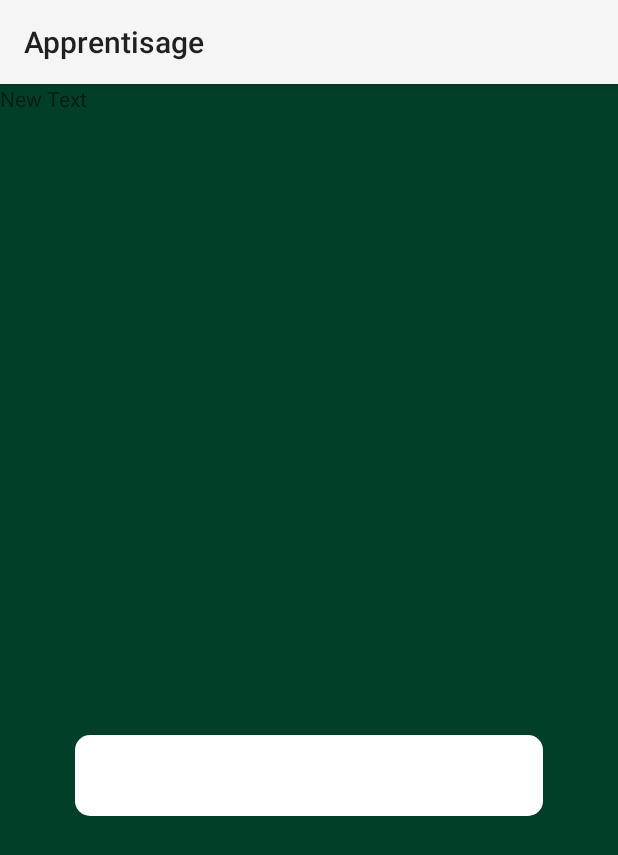
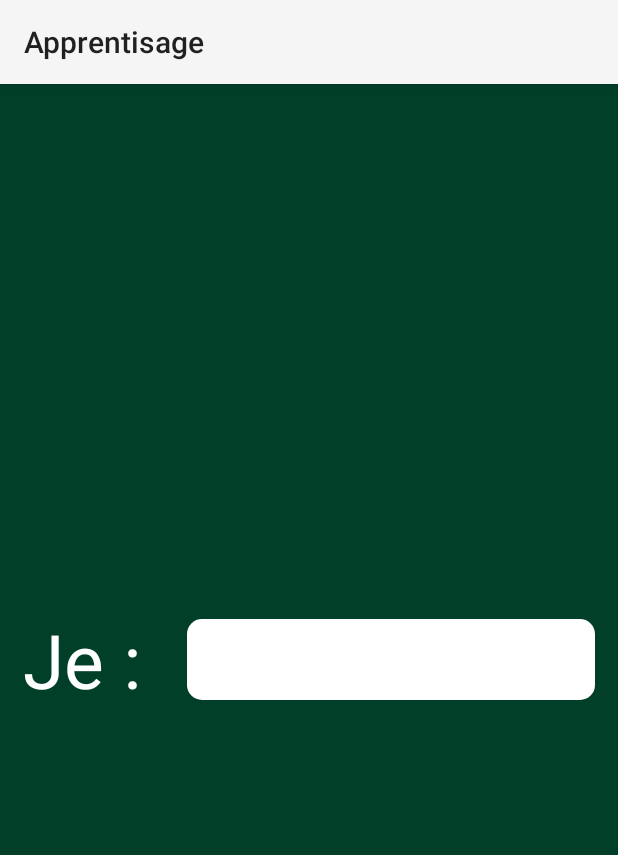
Before and after one commit to nFonsat/Apprenti-Sage, an Android app: the fragment AudioFragment shown on its own in the app's theme, on a phone screen of 412 x 824 dp. Shown: the top 855 px of the screen. Run offline under Robolectric (Android 15) with nearby library versions, the phone set to English and light mode, and no system bars; 2 statements that could not run were skipped.

Commit message:
affichage Fragment et revue des poids sur les autres

```diff
--- a/app/src/main/res/layout/fragment_text_text.xml
+++ b/app/src/main/res/layout/fragment_text_text.xml
@@ -1,40 +1,34 @@
 <?xml version="1.0" encoding="utf-8"?>
 <LinearLayout xmlns:android="http://schemas.android.com/apk/res/android"
-    android:orientation="vertical"
+    android:orientation="horizontal"
     android:layout_width="match_parent"
     android:layout_height="match_parent"
     android:background="@color/app_backgroung"
-    android:weightSum="100">
-
-    <LinearLayout
-        android:orientation="horizontal"
-        android:layout_width="match_parent"
-        android:layout_height="match_parent"
-        android:layout_weight="50">
+    android:weightSum="10">
 
     <TextView
-            android:layout_width="match_parent"
-            android:layout_height="match_parent"
-            android:text="New Text"
-            android:id="@+id/enonce_exercice_txt" />
-    </LinearLayout>
-
-    <LinearLayout
-        android:orientation="horizontal"
-        android:layout_width="match_parent"
-        android:layout_height="match_parent"
-        android:layout_weight="50">
+        android:layout_width="wrap_content"
+        android:layout_height="wrap_content"
+        android:text="Je :"
+        android:id="@+id/enonce_txt"
+        android:layout_gravity="center"
+        android:textSize="50dp"
+        android:textColor="@color/white"
+        android:layout_margin="15dp" />
 
     <EditText
-            android:id="@+id/reponse_exercice_txt"
+        android:id="@+id/reponse_txt"
         android:layout_width="match_parent"
         android:layout_height="wrap_content"
         android:background="@drawable/rounded_corner_shape"
         android:inputType="numberSigned"
         android:textColor="@color/black"
         android:textSize="40sp"
-            android:layout_margin="50dp">
+        android:layout_marginLeft="15dp"
+        android:layout_marginRight="15dp"
+        android:layout_marginBottom="15dp"
+        android:layout_marginTop="15dp"
+        android:layout_gravity="center">
     </EditText>
-    </LinearLayout>
 
 </LinearLayout>
```
Also changed, not shown: app/src/main/res/layout/accueil2.xml (+12 -10 lines), app/src/main/res/layout/acivity_exercice.xml (+6 -4 lines), app/src/main/res/layout/activity_profil.xml (+10 -9 lines), app/src/main/res/layout/fragment_audio_element.xml (added, +39 -0 lines), app/src/main/res/layout/fragment_audio_text.xml (renamed from app/src/main/res/layout/fragment_audio_textelement.xml, +14 -8 lines), app/src/main/res/layout/fragment_compter.xml (added, +47 -0 lines), app/src/main/res/layout/sub_categorie_list.xml (+4 -3 lines). Lines whose indentation alone changed are shown as unchanged.
